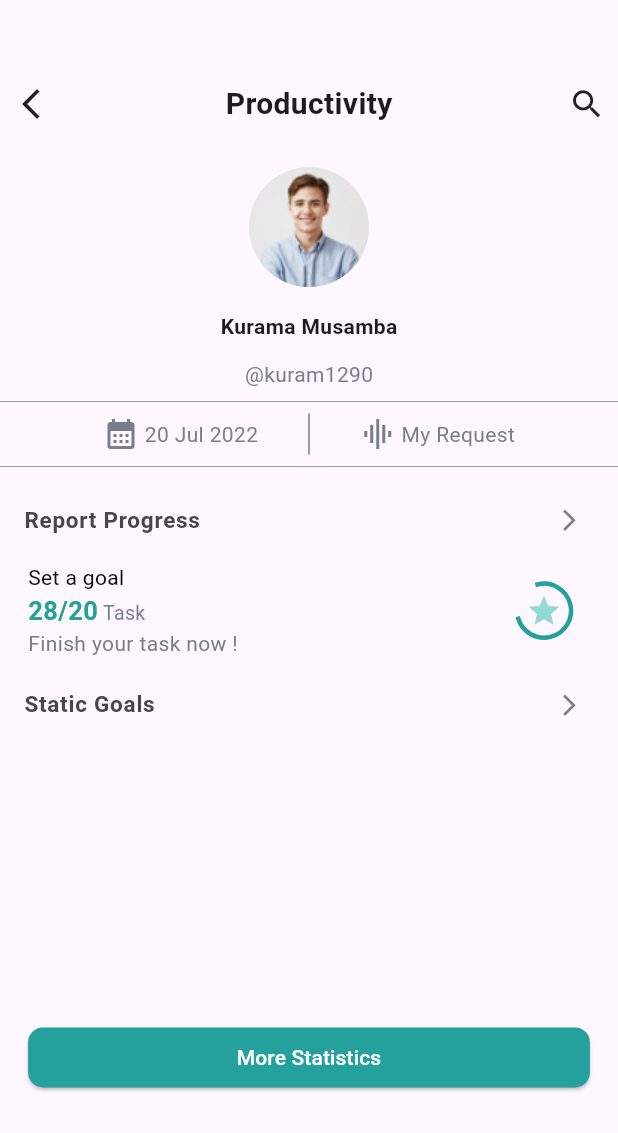
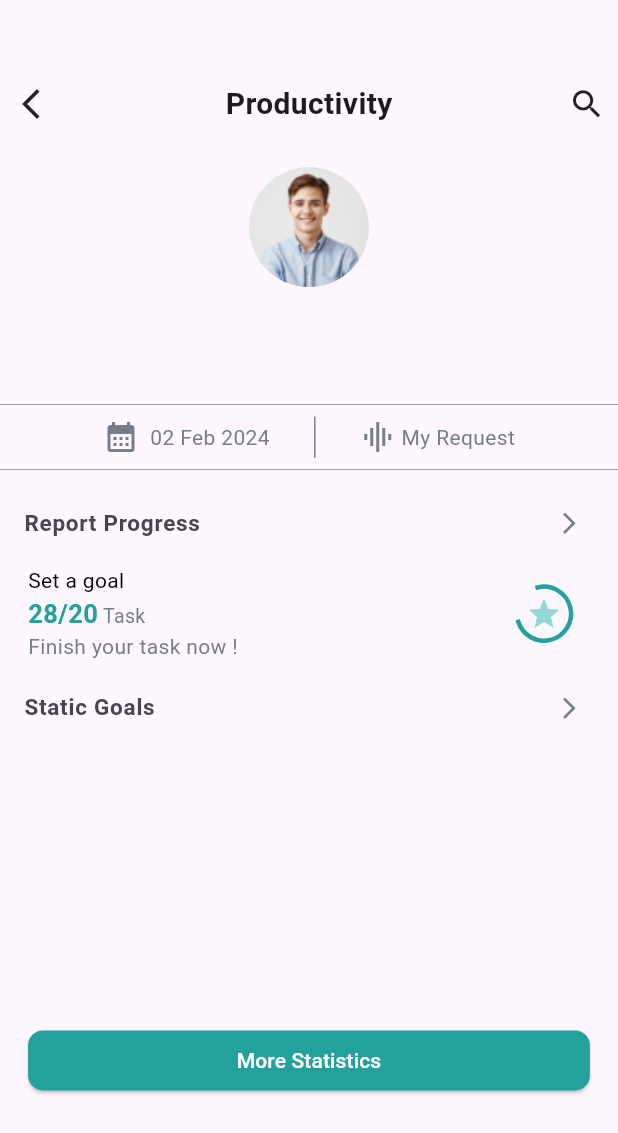
Before and after one commit to Kendra-ui/new_todo, a Flutter app: the Productivity screen opened directly, on a phone screen of 412 x 824 dp. Shown: the top 1133 px of the screen. Run offline on Flutter 3.47's test engine with Material 3 defaults, Android fonts, the phone set to English and light mode, and no system bars; our stand-ins replace charts_flutter, cloud_firestore, firebase_core, sqflite; missing offline and left inert: horizontal_calendar; accounts and stored records are empty.

Commit message:
adding files

```diff
--- a/lib/Menu/productivity.dart
+++ b/lib/Menu/productivity.dart
@@ -1,5 +1,9 @@
 import 'package:flutter/material.dart';
 import 'package:new_todo/Menu/settings.dart';
+import 'package:new_todo/model/user.dart';
+import 'package:new_todo/provider/user_provider.dart';
+import 'package:provider/provider.dart';
+import 'package:intl/intl.dart';
 
 class Productivity extends StatefulWidget {
   const Productivity({super.key});
@@ -9,102 +13,164 @@ class Productivity extends StatefulWidget {
 }
 
 class _ProductivityState extends State<Productivity> {
+  late UserProvider userProvider;
+  DateTime now = DateTime.now();
+
+  @override
+  void initState() {
+    super.initState();
+    userProvider = Provider.of<UserProvider>(context, listen: false);
+  }
+
   @override
   Widget build(BuildContext context) {
-    return  Scaffold(
+    String formattedDate = DateFormat('dd MMM yyyy').format(now);
+    userProvider = context.read<UserProvider>();
+    return Scaffold(
       body: SingleChildScrollView(
         child: Column(
           children: [
-            SizedBox(height: MediaQuery.of(context).size.height/15,),
-
+            SizedBox(
+              height: MediaQuery.of(context).size.height / 15,
+            ),
             Row(
               mainAxisAlignment: MainAxisAlignment.spaceAround,
               children: [
                 SizedBox(
-                  width: MediaQuery.of(context).size.width/10,
+                    width: MediaQuery.of(context).size.width / 10,
                     child: GestureDetector(
-                    onTap: (){
-                      Navigator.of(context).pushReplacement(MaterialPageRoute(builder: (BuildContext context)=> const Settings()));
-
+                        onTap: () {
+                          Navigator.of(context).pushReplacement(
+                              MaterialPageRoute(
+                                  builder: (BuildContext context) =>
+                                      const Settings()));
                         },
-                    child: const Icon(Icons.arrow_back_ios_new,))),
+                        child: const Icon(
+                          Icons.arrow_back_ios_new,
+                        ))),
                 const Spacer(),
-                const Text('Productivity', style: TextStyle(fontWeight: FontWeight.bold, fontSize: 20),),
+                const Text(
+                  'Productivity',
+                  style: TextStyle(fontWeight: FontWeight.bold, fontSize: 20),
+                ),
                 const Spacer(),
                 SizedBox(
-                  width: MediaQuery.of(context).size.width/10,
-                  child: const Icon(Icons.search, size: 25,)),
+                    width: MediaQuery.of(context).size.width / 10,
+                    child: const Icon(
+                      Icons.search,
+                      size: 25,
+                    )),
               ],
             ),
-            SizedBox(height: MediaQuery.of(context).size.height/30,),
-
+            SizedBox(
+              height: MediaQuery.of(context).size.height / 30,
+            ),
             Center(
-              child: Column(
-                children: [
+              child: Column(children: [
                 ClipRRect(
                     borderRadius: BorderRadius.circular(100),
                     child: Image.asset('assets/images/portrait.png')),
-
-                    SizedBox(height: MediaQuery.of(context).size.height/50,),
-
-                    const Text('Kurama Musamba', style: TextStyle(fontWeight: FontWeight.bold)),
-
-                    SizedBox(height: MediaQuery.of(context).size.height/70,),
-
-                    const Text('@kuram1290', style: TextStyle(color: Color(0xFF767E8C)),)
-                ]
+                SizedBox(
+                  height: MediaQuery.of(context).size.height / 50,
                 ),
+                Consumer<UserProvider>(builder: (context, userProvider, child) {
+                  Users currentUser = userProvider.currentUser;
+                  return Column(
+                    children: [
+                      Text(currentUser.username,
+                          style: const TextStyle(fontWeight: FontWeight.bold)),
+                      SizedBox(
+                        height: MediaQuery.of(context).size.height / 70,
                       ),
-
-            const Divider(color: Color(0xFF767E8C), thickness: 0.5,),
-
+                      Text(
+                        currentUser.email,
+                        style: const TextStyle(color: Color(0xFF767E8C)),
+                      )
+                    ],
+                  );
+                }),
+              ]),
+            ),
+            const Divider(
+              color: Color(0xFF767E8C),
+              thickness: 0.5,
+            ),
             SizedBox(
-              height: MediaQuery.of(context).size.height/30,
-              width: MediaQuery.of(context).size.width/1.5,
-              child: const Row(
+              height: MediaQuery.of(context).size.height / 30,
+              width: MediaQuery.of(context).size.width / 1.5,
+              child: Row(
                 children: [
-                  Icon(Icons.calendar_month, color: Color(0xFF767E8C),),
-                  Text(' 20 Jul 2022', style: TextStyle(color: Color(0xFF767E8C)),),
-                  Spacer(),
-                  VerticalDivider(color: Color(0xFF767E8C),),
-                  Spacer(),
-                  Icon(Icons.graphic_eq, color: Color(0xFF767E8C),),
-                  Text(' My Request', style: TextStyle(color: Color(0xFF767E8C)),),
-
+                  const Icon(
+                    Icons.calendar_month,
+                    color: Color(0xFF767E8C),
+                  ),
+                  Text(
+                    '  $formattedDate',
+                    style: const TextStyle(color: Color(0xFF767E8C)),
+                  ),
+                  const Spacer(),
+                  const VerticalDivider(
+                    color: Color(0xFF767E8C),
+                  ),
+                  const Spacer(),
+                  const Icon(
+                    Icons.graphic_eq,
+                    color: Color(0xFF767E8C),
+                  ),
+                  const Text(
+                    ' My Request',
+                    style: TextStyle(color: Color(0xFF767E8C)),
+                  ),
                 ],
               ),
             ),
-            const Divider(color: Color(0xFF767E8C), thickness: 0.5,),
-
+            const Divider(
+              color: Color(0xFF767E8C),
+              thickness: 0.5,
+            ),
             const ListTile(
-              leading: Text('Report Progress', style: TextStyle(fontWeight: FontWeight.bold, fontSize: 15),),
-              trailing: Icon(Icons.arrow_forward_ios, color:Color(0xFF767E8C), size: 17,),
+              leading: Text(
+                'Report Progress',
+                style: TextStyle(fontWeight: FontWeight.bold, fontSize: 15),
               ),
-
+              trailing: Icon(
+                Icons.arrow_forward_ios,
+                color: Color(0xFF767E8C),
+                size: 17,
+              ),
+            ),
             SizedBox(
-              width: MediaQuery.of(context).size.width/1.1,
-              child:  Row(
-
+              width: MediaQuery.of(context).size.width / 1.1,
+              child: Row(
                 children: [
                   const Column(
                     crossAxisAlignment: CrossAxisAlignment.start,
                     children: [
-                      Text('Set a goal', style: TextStyle(color:Colors.black),),
-                      Text.rich(
+                      Text(
+                        'Set a goal',
+                        style: TextStyle(color: Colors.black),
+                      ),
+                      Text.rich(TextSpan(children: [
                         TextSpan(
-                          children: [
-                          TextSpan(text: '28/20', style: TextStyle(fontWeight: FontWeight.bold, color: Color(0xFF24A19C), fontSize: 17)),
-                          TextSpan(text: ' Task', style: TextStyle(fontSize: 13, color: Color(0xFF767E8C)))
-                        ]
+                            text: '28/20',
+                            style: TextStyle(
+                                fontWeight: FontWeight.bold,
+                                color: Color(0xFF24A19C),
+                                fontSize: 17)),
+                        TextSpan(
+                            text: ' Task',
+                            style: TextStyle(
+                                fontSize: 13, color: Color(0xFF767E8C)))
+                      ])),
+                      Text(
+                        'Finish your task now !',
+                        style: TextStyle(color: Color(0xFF767E8C)),
                       )
-                    ),
-                      Text('Finish your task now !', style: TextStyle(color: Color(0xFF767E8C)),)
                     ],
                   ),
                   SizedBox(
-                    width: MediaQuery.of(context).size.width/2.3,
+                    width: MediaQuery.of(context).size.width / 2.3,
                   ),
-
                   const SizedBox(
                     width: 50,
                     height: 50,
@@ -112,9 +178,9 @@ class _ProductivityState extends State<Productivity> {
                       alignment: Alignment.center,
                       children: [
                         Icon(Icons.star, color: Color(0xFF93D8D5)),
-
                         CircularProgressIndicator(
-                          valueColor: AlwaysStoppedAnimation<Color>(Color(0xFF24A19C)),
+                          valueColor:
+                              AlwaysStoppedAnimation<Color>(Color(0xFF24A19C)),
                           strokeWidth: 3,
                         )
                       ],
@@ -123,35 +189,40 @@ class _ProductivityState extends State<Productivity> {
                 ],
               ),
             ),
-
-              SizedBox(height: MediaQuery.of(context).size.height/300,),
-
+            SizedBox(
+              height: MediaQuery.of(context).size.height / 300,
+            ),
             const ListTile(
-              leading: Text('Static Goals', style: TextStyle(fontWeight: FontWeight.bold, fontSize: 15),),
-              trailing: Icon(Icons.arrow_forward_ios, color:Color(0xFF767E8C), size: 17,),
+              leading: Text(
+                'Static Goals',
+                style: TextStyle(fontWeight: FontWeight.bold, fontSize: 15),
               ),
-
-            SizedBox(height: MediaQuery.of(context).size.height/4.5,),
-
-
+              trailing: Icon(
+                Icons.arrow_forward_ios,
+                color: Color(0xFF767E8C),
+                size: 17,
+              ),
+            ),
+            SizedBox(
+              height: MediaQuery.of(context).size.height / 4.5,
+            ),
             Container(
-          width: MediaQuery.of(context).size.width/1.1,
-          decoration: BoxDecoration(
-            borderRadius: BorderRadius.circular(3)
-          ),
+              width: MediaQuery.of(context).size.width / 1.1,
+              decoration: BoxDecoration(borderRadius: BorderRadius.circular(3)),
               child: ElevatedButton(
-
-            style:  ButtonStyle(
-              backgroundColor: const MaterialStatePropertyAll(Color(0xFF24A19C)),
-
+                  style: ButtonStyle(
+                    backgroundColor:
+                        const MaterialStatePropertyAll(Color(0xFF24A19C)),
                     shape: MaterialStatePropertyAll(RoundedRectangleBorder(
                       borderRadius: BorderRadius.circular(10),
-
                     )),
-
                   ),
-            onPressed: (){},
-            child: const Text('More Statistics',textAlign: TextAlign.center, style: TextStyle(color: Colors.white),)),
+                  onPressed: () {},
+                  child: const Text(
+                    'More Statistics',
+                    textAlign: TextAlign.center,
+                    style: TextStyle(color: Colors.white),
+                  )),
             ),
           ],
         ),
--- a/lib/Provider/user_provider.dart
+++ b/lib/Provider/user_provider.dart
@@ -34,6 +34,7 @@ class UserProvider extends ChangeNotifier {
   Future<Users?> getUser(String username) async {
     try {
       _currentUser = (await _databaseService.getUsers(username))!;
+      print('done');
       notifyListeners();
     } catch (e) {
       print('$e');
```
Also changed, not shown: lib/Account/sign_up.dart (+10 -8 lines), lib/Menu/settings.dart (+25 -13 lines), lib/main.dart (+0 -8 lines), lib/service/db.dart (+3 -5 lines). Lines whose indentation alone changed are shown as unchanged.
